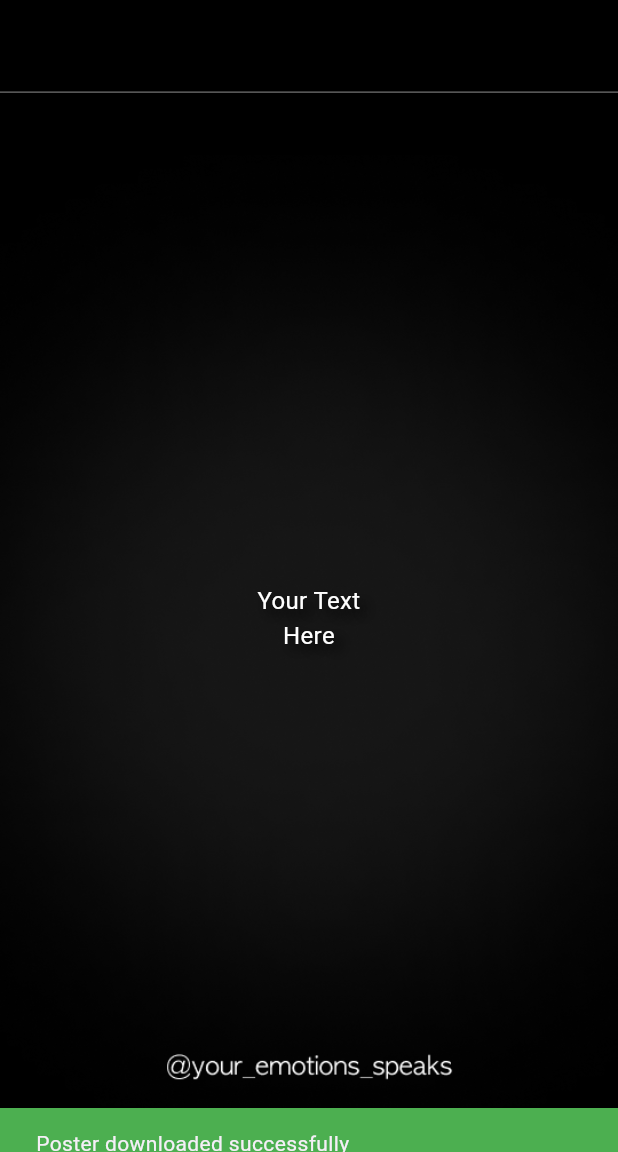
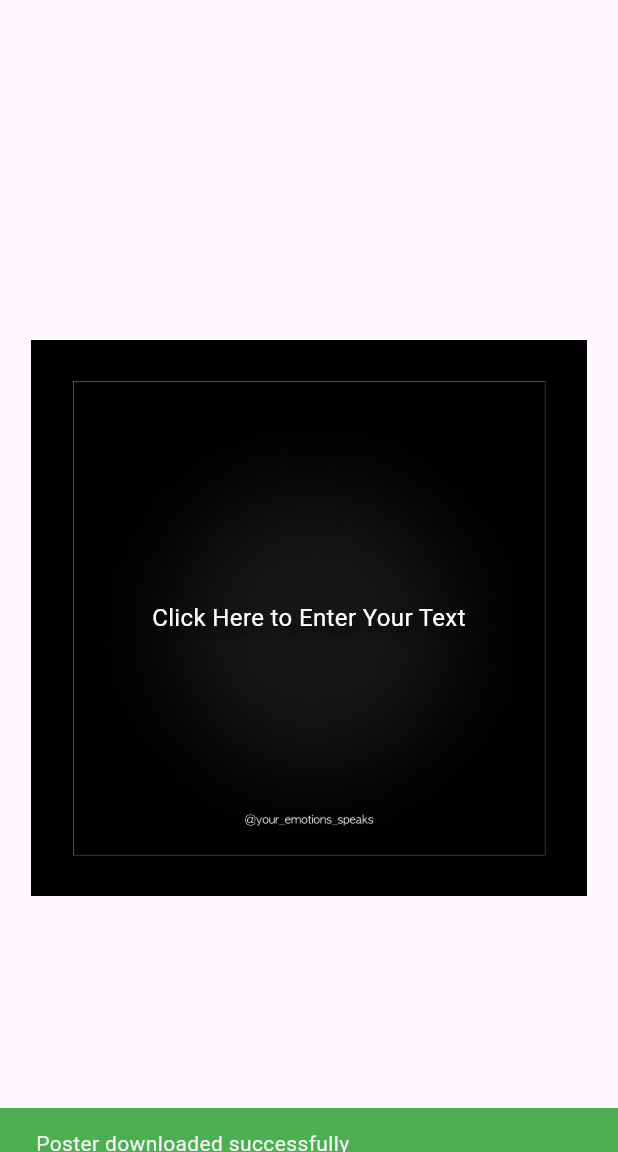
Before and after one commit to ekrajghimire/Poster-Maker, a Flutter app: the screen it shows after launch, after a tap on the "download" icon, on a phone screen of 412 x 824 dp, the part 84-1236 px from its top. Run offline on Flutter 3.47's test engine with Material 3 defaults, Android fonts, the light colour scheme and no system bars; missing offline and left inert: universal_html; Roboto replaces fonts that are missing (AppleGothic).

Commit message:
major changes

```diff
--- a/lib/screens/poster_screen.dart
+++ b/lib/screens/poster_screen.dart
@@ -7,7 +7,7 @@ import 'dart:ui' as ui;
 import 'package:universal_html/html.dart' as html;
 
 class PosterScreen extends StatefulWidget {
-  const PosterScreen({Key? key}) : super(key: key);
+  const PosterScreen({super.key});
 
   @override
   _PosterScreenState createState() => _PosterScreenState();
@@ -109,7 +109,7 @@ class _PosterScreenState extends State<PosterScreen> {
         key: _globalKey,
         child: SingleChildScrollView(
           child: Center(
-            child: Container(
+            child: SizedBox(
               width: MediaQuery.of(context).size.width,
               height: MediaQuery.of(context).size.height,
               child: BackgroundImage(
--- a/lib/widgets/background_image.dart
+++ b/lib/widgets/background_image.dart
@@ -8,16 +8,25 @@ class BackgroundImage extends StatelessWidget {
 
   @override
   Widget build(BuildContext context) {
-    return Container(
-      width: double.infinity,
-      height: double.infinity,
-      decoration: const BoxDecoration(
-        image: DecorationImage(
-          image: AssetImage(AppConstants.backgroundImage),
-          fit: BoxFit.cover,
+    return Scaffold(
+      body: SafeArea(
+        child: Center(
+          child: Container(
+            width:
+                MediaQuery.of(context).size.width * 0.90, // 90% of screen width
+            height: MediaQuery.of(context).size.height *
+                0.90, // 90% of screen height
+            decoration: const BoxDecoration(
+              image: DecorationImage(
+                image: AssetImage(AppConstants.backgroundImage),
+                fit: BoxFit.contain,
+                alignment: Alignment.center,
+              ),
+            ),
+            child: child,
+          ),
         ),
       ),
-      child: child,
     );
   }
 }
--- a/lib/widgets/text_overlay.dart
+++ b/lib/widgets/text_overlay.dart
@@ -4,15 +4,15 @@ import 'package:flutter/material.dart';
 class TextOverlay extends StatefulWidget {
   final Function(String)? onTextChanged;
 
-  const TextOverlay({Key? key, this.onTextChanged}) : super(key: key);
+  const TextOverlay({super.key, this.onTextChanged});
 
   @override
   _TextOverlayState createState() => _TextOverlayState();
 }
 
 class _TextOverlayState extends State<TextOverlay> {
-  String _text = 'Your Text\nHere';
-  Color _textColor = Colors.white;
+  String _text = 'Click Here to Enter Your Text';
+  final Color _textColor = Colors.white;
   double _fontSize = 16.0;
   String _fontFamily = 'AppleGothic';
   FontWeight _fontWeight = FontWeight.normal;
@@ -24,7 +24,7 @@ class _TextOverlayState extends State<TextOverlay> {
         fontStyle: _fontStyle,
         color: _textColor,
         fontFamily: _fontFamily,
-        shadows: [
+        shadows: const [
           Shadow(
             blurRadius: 10.0,
             color: Colors.black,
@@ -71,7 +71,7 @@ class _TextOverlayState extends State<TextOverlay> {
                             },
                           ),
                         ),
-                        Text('${_fontSize.toStringAsFixed(0)}'),
+                        Text(_fontSize.toStringAsFixed(0)),
                       ],
                     ),
                     DropdownButton<String>(
```
